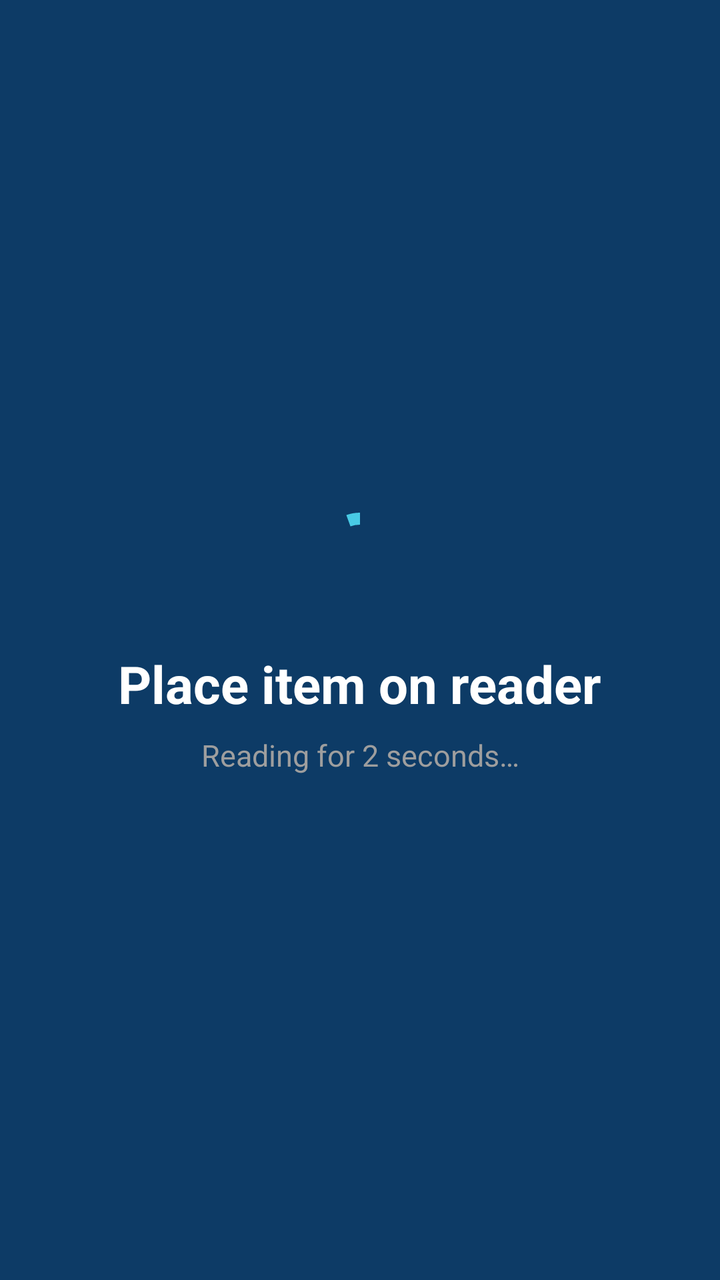
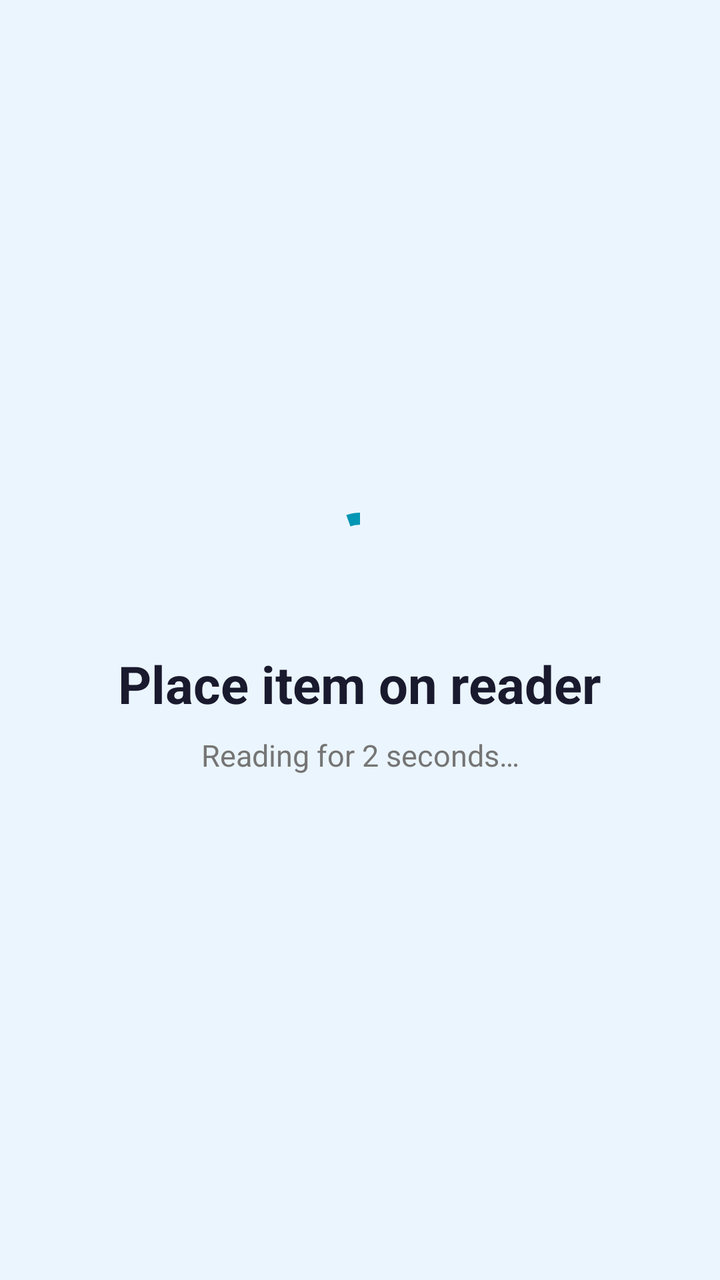

Before-and-after screenshots of an Android layout around one commit, followed by the original layout XML and the change that was made.
<!-- AndroidManifest.xml: application theme Theme.ChannelDoorPOS -->
<!-- res/layout/fragment_scanning.xml -->
<?xml version="1.0" encoding="utf-8"?>
<androidx.constraintlayout.widget.ConstraintLayout
    xmlns:android="http://schemas.android.com/apk/res/android"
    xmlns:app="http://schemas.android.com/apk/res-auto"
    android:layout_width="match_parent"
    android:layout_height="match_parent"
    android:background="@color/colorScanningBg">

    <com.google.android.material.progressindicator.CircularProgressIndicator
        android:id="@+id/progress_scan"
        android:layout_width="96dp"
        android:layout_height="96dp"
        android:indeterminate="true"
        app:indicatorColor="@color/colorScanningAccent"
        app:trackThickness="6dp"
        app:layout_constraintBottom_toTopOf="@+id/tv_scanning_main"
        app:layout_constraintEnd_toEndOf="parent"
        app:layout_constraintStart_toStartOf="parent"
        app:layout_constraintTop_toTopOf="parent"
        app:layout_constraintVertical_chainStyle="packed"/>

    <TextView
        android:id="@+id/tv_scanning_main"
        android:layout_width="wrap_content"
        android:layout_height="wrap_content"
        android:layout_marginTop="24dp"
        android:text="@string/place_item_on_reader"
        android:textColor="@color/colorTextPrimary"
        android:textSize="26sp"
        android:textStyle="bold"
        app:layout_constraintBottom_toTopOf="@+id/tv_scanning_sub"
        app:layout_constraintEnd_toEndOf="parent"
        app:layout_constraintStart_toStartOf="parent"
        app:layout_constraintTop_toBottomOf="@+id/progress_scan"/>

    <TextView
        android:id="@+id/tv_scanning_sub"
        android:layout_width="wrap_content"
        android:layout_height="wrap_content"
        android:layout_marginTop="8dp"
        android:text="@string/reading_for_2s"
        android:textColor="@color/colorTextSecondary"
        android:textSize="15sp"
        app:layout_constraintBottom_toTopOf="@+id/btn_mock_scan"
        app:layout_constraintEnd_toEndOf="parent"
        app:layout_constraintStart_toStartOf="parent"
        app:layout_constraintTop_toBottomOf="@+id/tv_scanning_main"/>

    <Button
        android:id="@+id/btn_mock_scan"
        android:layout_width="220dp"
        android:layout_height="56dp"
        android:layout_marginTop="40dp"
        android:backgroundTint="#FF9800"
        android:text="MOCK SCAN"
        android:textColor="#FFFFFF"
        android:textSize="20sp"
        android:textStyle="bold"
        android:visibility="gone"
        app:layout_constraintBottom_toBottomOf="parent"
        app:layout_constraintEnd_toEndOf="parent"
        app:layout_constraintStart_toStartOf="parent"
        app:layout_constraintTop_toBottomOf="@+id/tv_scanning_sub"/>

</androidx.constraintlayout.widget.ConstraintLayout>
<!-- resources referenced by this layout -->
<resources>
  <color name="colorScanningAccent">#48CAE4</color>
  <color name="colorScanningBg">#0D3B66</color>
  <color name="colorTextPrimary">#FFFFFF</color>
  <color name="colorTextSecondary">#9E9E9E</color>
  <string name="place_item_on_reader">Place item on reader</string>
  <string name="reading_for_2s">Reading for 2 seconds…</string>
  <style name="Theme.ChannelDoorPOS" parent="Theme.MaterialComponents.DayNight.NoActionBar">
          <item name="colorPrimary">#00B4D8</item>
          <item name="colorPrimaryVariant">#0097A7</item>
          <item name="colorSecondary">#00B4D8</item>
          <item name="android:windowBackground">@color/colorBackground</item>
          <item name="android:statusBarColor">@color/colorStatusBar</item>
      </style>
  <color name="colorBackground">#1A1A2E</color>
  <color name="colorStatusBar">#0D1220</color>
</resources>

<!-- the commit's change to res/layout/fragment_scanning.xml (unified diff, before → after) -->
@@ -48,14 +48,10 @@
 
     <Button
         android:id="@+id/btn_mock_scan"
-        android:layout_width="220dp"
-        android:layout_height="56dp"
-        android:layout_marginTop="40dp"
-        android:backgroundTint="#FF9800"
+        android:layout_width="wrap_content"
+        android:layout_height="wrap_content"
+        android:layout_marginTop="24dp"
         android:text="MOCK SCAN"
-        android:textColor="#FFFFFF"
-        android:textSize="20sp"
-        android:textStyle="bold"
         android:visibility="gone"
         app:layout_constraintBottom_toBottomOf="parent"
         app:layout_constraintEnd_toEndOf="parent"
<!-- resource entries referenced after the edit -->
@@ -1,9 +1,9 @@
 <!-- resources referenced by this layout -->
 <resources>
-  <color name="colorScanningAccent">#48CAE4</color>
-  <color name="colorScanningBg">#0D3B66</color>
-  <color name="colorTextPrimary">#FFFFFF</color>
-  <color name="colorTextSecondary">#9E9E9E</color>
+  <color name="colorScanningAccent">#0096B4</color>
+  <color name="colorScanningBg">#EBF5FD</color>
+  <color name="colorTextPrimary">#1A1A2E</color>
+  <color name="colorTextSecondary">#757575</color>
   <string name="place_item_on_reader">Place item on reader</string>
   <string name="reading_for_2s">Reading for 2 seconds…</string>
   <style name="Theme.ChannelDoorPOS" parent="Theme.MaterialComponents.DayNight.NoActionBar">
@@ -13,7 +13,7 @@
           <item name="android:windowBackground">@color/colorBackground</item>
           <item name="android:statusBarColor">@color/colorStatusBar</item>
       </style>
-  <color name="colorBackground">#1A1A2E</color>
-  <color name="colorStatusBar">#0D1220</color>
+  <color name="colorBackground">#FFFFFF</color>
+  <color name="colorStatusBar">#F0F4F8</color>
 </resources>
 
